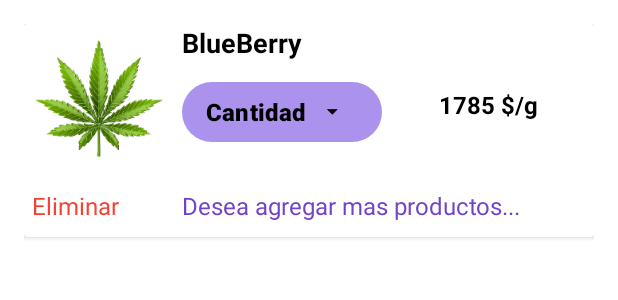
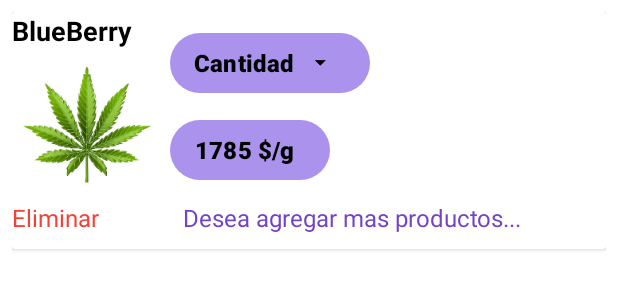
Before and after one commit to juanes133/Eden, an Android app: the layout item_shopping_car.xml on its own in the app's theme, with its tools: preview values and no code run, on a phone screen of 412 x 824 dp. Shown: the top 300 px of the screen. Run offline under Robolectric (Android 15) with nearby library versions, the phone set to English and light mode, and no system bars.

```diff
--- a/app/build.gradle
+++ b/app/build.gradle
@@ -35,6 +35,7 @@ android {
     buildFeatures {
         viewBinding true
     }
+    namespace 'com.jadevelopers.eden'
 }
 
 dependencies {
--- a/app/src/main/AndroidManifest.xml
+++ b/app/src/main/AndroidManifest.xml
@@ -1,7 +1,6 @@
 <?xml version="1.0" encoding="utf-8"?>
 <manifest xmlns:android="http://schemas.android.com/apk/res/android"
-    xmlns:tools="http://schemas.android.com/tools"
-    package="com.jadevelopers.eden">
+    xmlns:tools="http://schemas.android.com/tools">
 
     <uses-permission android:name="android.permission.INTERNET" />
     <uses-permission android:name="android.permission.ACCESS_NETWORK_STATE" />
--- a/app/src/main/java/com/jadevelopers/eden/database/entities/ShoppingCar.kt
+++ b/app/src/main/java/com/jadevelopers/eden/database/entities/ShoppingCar.kt
@@ -7,5 +7,5 @@ import androidx.room.PrimaryKey
 data class ShoppingCar(
     @PrimaryKey
     val id: Int,
-    val amount:Int
+    val amount: Int,
 )
--- a/app/src/main/java/com/jadevelopers/eden/features/productdescription/DescriptionFragment.kt
+++ b/app/src/main/java/com/jadevelopers/eden/features/productdescription/DescriptionFragment.kt
@@ -89,5 +89,4 @@ class DescriptionFragment : Fragment() {
             }
         }
     }
-
 }
--- a/app/src/main/java/com/jadevelopers/eden/features/productslist/view/CannabisViewHolder.kt
+++ b/app/src/main/java/com/jadevelopers/eden/features/productslist/view/ProductsViewHolder.kt
@@ -6,7 +6,7 @@ import com.bumptech.glide.Glide
 import com.jadevelopers.eden.databinding.ItemProductsBinding
 import com.jadevelopers.eden.model.Product
 
-class CannabisViewHolder(view: View) : RecyclerView.ViewHolder(view) {
+class ProductsViewHolder(view: View) : RecyclerView.ViewHolder(view) {
 
     private val binding = ItemProductsBinding.bind(view)
 
--- a/app/src/main/java/com/jadevelopers/eden/model/Product.kt
+++ b/app/src/main/java/com/jadevelopers/eden/model/Product.kt
@@ -8,5 +8,5 @@ data class Product(
     val effect: String,
     val thc: String,
     val price: String,
-    val photo: String
+    val photo: String,
 )
--- a/app/src/main/res/layout/item_products.xml
+++ b/app/src/main/res/layout/item_products.xml
@@ -15,8 +15,7 @@
         android:elevation="@dimen/elevation_card_image_item"
         android:scaleType="centerInside"
         android:adjustViewBounds="true"
-        android:padding="5dp"
-        app:strokeWidth="5dp"
+        android:padding="8dp"
         android:src="@mipmap/ic_icon_principal"
         app:layout_constraintBottom_toBottomOf="parent"
         app:layout_constraintStart_toStartOf="parent"
--- a/app/src/main/res/layout/item_shopping_car.xml
+++ b/app/src/main/res/layout/item_shopping_car.xml
@@ -4,7 +4,7 @@
     xmlns:tools="http://schemas.android.com/tools"
     android:layout_width="match_parent"
     android:layout_height="match_parent"
-    android:padding="@dimen/padding">
+    android:padding="@dimen/padding_item_products">
 
     <androidx.cardview.widget.CardView
         android:id="@+id/itemShopping"
@@ -25,32 +25,31 @@
                 android:id="@+id/ivCannabis"
                 android:layout_width="@dimen/size_width_image_item"
                 android:layout_height="@dimen/size_heigth_image_item"
+                app:layout_constraintBottom_toTopOf="@+id/remove"
                 app:layout_constraintStart_toStartOf="parent"
-                app:layout_constraintTop_toTopOf="parent"
+                app:layout_constraintTop_toBottomOf="@+id/tvNamePlant"
                 tools:src="@mipmap/ic_icon_principal" />
 
             <TextView
                 android:id="@+id/remove"
                 android:layout_width="wrap_content"
                 android:layout_height="wrap_content"
-                android:layout_marginHorizontal="@dimen/space_horizontal"
                 android:layout_marginVertical="@dimen/space_vertical"
                 android:text="@string/eliminar"
                 android:textColor="@color/red"
                 android:textSize="@dimen/subtitle"
                 app:layout_constraintBottom_toBottomOf="parent"
                 app:layout_constraintStart_toStartOf="parent"
-                app:layout_constraintTop_toBottomOf="@+id/ivCannabis" />
+                app:layout_constraintTop_toBottomOf="@+id/btnAdd" />
 
             <TextView
                 android:id="@+id/tvNamePlant"
                 android:layout_width="wrap_content"
                 android:layout_height="wrap_content"
-                android:layout_marginHorizontal="@dimen/space_horizontal"
                 android:textColor="@color/black"
                 android:textSize="@dimen/title"
                 android:textStyle="bold"
-                app:layout_constraintStart_toEndOf="@+id/ivCannabis"
+                app:layout_constraintStart_toStartOf="parent"
                 app:layout_constraintTop_toTopOf="parent"
                 tools:text="@string/blueberry" />
 
@@ -68,20 +67,19 @@
                 app:icon="@mipmap/ic_down"
                 app:iconGravity="end"
                 app:layout_constraintStart_toEndOf="@+id/ivCannabis"
-                app:layout_constraintTop_toBottomOf="@id/tvNamePlant" />
+                app:layout_constraintTop_toTopOf="parent" />
 
-            <TextView
-                android:id="@+id/Add"
+            <Button
+                android:id="@+id/btnAdd"
+                style="@style/Widget.Material3.Button.Icon"
                 android:layout_width="wrap_content"
                 android:layout_height="wrap_content"
                 android:layout_marginVertical="@dimen/space_vertical"
                 android:textColor="@color/black"
                 android:textSize="@dimen/subtitle"
                 android:textStyle="bold"
-                app:layout_constraintBottom_toBottomOf="@+id/btnAmount"
-                app:layout_constraintEnd_toEndOf="parent"
-                app:layout_constraintStart_toEndOf="@+id/btnAmount"
-                app:layout_constraintTop_toBottomOf="@+id/tvNamePlant"
+                app:layout_constraintStart_toStartOf="@+id/btnAmount"
+                app:layout_constraintTop_toBottomOf="@+id/btnAmount"
                 tools:text="1785 $/g" />
 
             <TextView
@@ -93,8 +91,9 @@
                 android:textColor="@color/colorTint"
                 android:textSize="@dimen/subtitle"
                 app:layout_constraintBottom_toBottomOf="parent"
-                app:layout_constraintStart_toEndOf="@+id/ivCannabis"
-                app:layout_constraintTop_toBottomOf="@+id/ivCannabis" />
+                app:layout_constraintEnd_toEndOf="parent"
+                app:layout_constraintStart_toEndOf="@+id/remove"
+                app:layout_constraintTop_toBottomOf="@+id/btnAdd" />
 
         </androidx.constraintlayout.widget.ConstraintLayout>
 
--- a/build.gradle
+++ b/build.gradle
@@ -1,7 +1,7 @@
 // Top-level build file where you can add configuration options common to all sub-projects/modules.
 plugins {
-    id 'com.android.application' version '7.3.0' apply false
-    id 'com.android.library' version '7.3.0' apply false
+    id 'com.android.application' version '7.3.1' apply false
+    id 'com.android.library' version '7.3.1' apply false
     id 'org.jetbrains.kotlin.android' version '1.7.0' apply false
     id 'com.google.gms.google-services' version '4.3.13' apply false
     id 'androidx.navigation.safeargs' version '2.5.2' apply false
```
Also changed, not shown: app/src/main/java/com/jadevelopers/eden/features/productslist/repository/ProductsRepository.kt (+4 -4 lines), app/src/main/java/com/jadevelopers/eden/features/productslist/view/ProductsAdapter.kt (renamed from app/src/main/java/com/jadevelopers/eden/features/productslist/view/CannabisAdapter.kt, +5 -5 lines), app/src/main/java/com/jadevelopers/eden/features/productslist/view/ProductsFragment.kt (+5 -4 lines), app/src/main/java/com/jadevelopers/eden/features/shoppingcar/view/ShoppingCarAdapter.kt (+5 -9 lines), app/src/main/java/com/jadevelopers/eden/features/shoppingcar/view/ShoppingCarFragment.kt (+4 -6 lines), app/src/main/java/com/jadevelopers/eden/features/shoppingcar/view/ShoppingCarViewHolder.kt (+7 -6 lines), app/src/main/java/com/jadevelopers/eden/features/shoppingcar/viewmodel/ShoppingCarViewModel.kt (+17 -11 lines), app/src/main/java/com/jadevelopers/eden/model/ShoppingCarItem.kt (added, +8 -0 lines).
